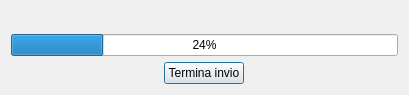
First picture: the form in UserInterface/progressdialog.ui, repository Claudiaf26/Network_sharing, before the edit.
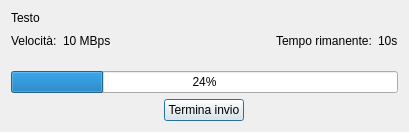
Second picture: the form after the edit.

The edit to the form file:
```diff
--- a/UserInterface/progressdialog.ui
+++ b/UserInterface/progressdialog.ui
@@ -7,7 +7,7 @@
     <x>0</x>
     <y>0</y>
     <width>409</width>
-    <height>95</height>
+    <height>132</height>
    </rect>
   </property>
   <property name="windowTitle">
@@ -17,10 +17,55 @@
    <item>
     <widget class="QLabel" name="textLabel">
      <property name="text">
-      <string/>
+      <string>Testo</string>
      </property>
     </widget>
    </item>
+   <item>
+    <layout class="QHBoxLayout" name="timeAndSpeedLayout">
+     <item>
+      <widget class="QLabel" name="speedLabel">
+       <property name="text">
+        <string>Velocità:</string>
+       </property>
+      </widget>
+     </item>
+     <item>
+      <widget class="QLabel" name="speedText">
+       <property name="text">
+        <string>10 MBps</string>
+       </property>
+      </widget>
+     </item>
+     <item>
+      <spacer name="horizontalSpacer">
+       <property name="orientation">
+        <enum>Qt::Horizontal</enum>
+       </property>
+       <property name="sizeHint" stdset="0">
+        <size>
+         <width>40</width>
+         <height>20</height>
+        </size>
+       </property>
+      </spacer>
+     </item>
+     <item>
+      <widget class="QLabel" name="timeLabel">
+       <property name="text">
+        <string>Tempo rimanente:</string>
+       </property>
+      </widget>
+     </item>
+     <item>
+      <widget class="QLabel" name="timeText">
+       <property name="text">
+        <string>10s</string>
+       </property>
+      </widget>
+     </item>
+    </layout>
+   </item>
    <item>
     <spacer name="verticalSpacer">
      <property name="orientation">
@@ -41,7 +86,7 @@
      </property>
     </widget>
    </item>
-   <item alignment="Qt::AlignHCenter|Qt::AlignVCenter">
+   <item alignment="Qt::AlignHCenter">
     <widget class="QPushButton" name="endButton">
      <property name="maximumSize">
       <size>
```
